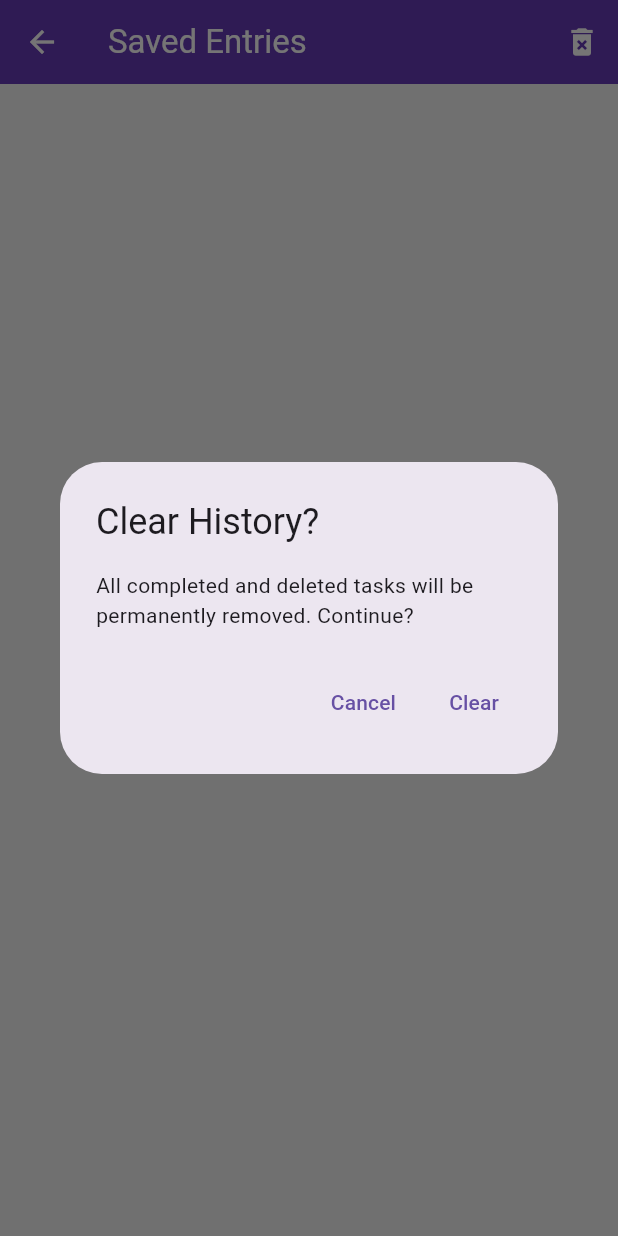
After one commit to Omirkhon/cross-platform-mobile-dev, a Flutter app: the HistoryPage screen opened by its route, after a tap on the "delete forever" icon, on a phone screen of 412 x 824 dp. The commit adds this screen. Run offline on Flutter 3.47's test engine with Material 3 defaults, Android fonts, the light colour scheme and no system bars; our stand-ins replace cloud_firestore, connectivity_plus, easy_localization, firebase_auth, firebase_core, hive and 1 more; accounts and stored records are empty.

Commit message:
added history page

```diff
--- a/assets/translation/en.json
+++ b/assets/translation/en.json
@@ -2,6 +2,7 @@
   "nav": {
     "home": "Home",
     "about": "About",
+    "history": "Saved Entries",
     "settings": "Settings",
     "profile": "Profile"
   },
@@ -95,5 +96,13 @@
   "syncing": "Syncing...",
   "sync_complete": "Sync complete",
   "sync_failed": "Sync failed",
-  "persistent_login": "Stay logged in"
+  "persistent_login": "Stay logged in",
+  "history": {
+    "title": "Saved Entries",
+    "empty": "No saved entries found"
+  },
+  "clear_history_title": "Clear History?",
+  "clear_history_message": "All completed and deleted tasks will be permanently removed. Continue?",
+  "clear_history_cancel": "Cancel",
+  "clear_history_confirm": "Clear"
 }
--- a/assets/translation/kk.json
+++ b/assets/translation/kk.json
@@ -2,6 +2,7 @@
   "nav": {
     "home": "Басты бет",
     "about": "Қосымша туралы",
+    "history": "Сақталғандар",
     "settings": "Баптаулар",
     "profile": "Профиль"
   },
@@ -95,5 +96,13 @@
   "syncing": "Синхрондау...",
   "sync_complete": "Синхрондау аяқталды",
   "sync_failed": "Синхрондау сәтсіз аяқталды",
-  "persistent_login": "Жүйеде қалу"
+  "persistent_login": "Жүйеде қалу",
+  "history": {
+    "title": "Сақталғандар",
+    "empty": "Сақталған жазбалар табылмады"
+  },
+  "clear_history_title": "Сақталған жазбаларды тазарту?",
+  "clear_history_message": "Барлық аяқталған және жойылған тапсырмалар біржола жойылады. Жалғастыруды қалайсыз ба?",
+  "clear_history_cancel": "Бас тарту",
+  "clear_history_confirm": "Тазарту"
 }
--- a/assets/translation/ru.json
+++ b/assets/translation/ru.json
@@ -2,6 +2,7 @@
   "nav": {
     "home": "Главная",
     "about": "О приложении",
+    "history": "Сохранённое",
     "settings": "Настройки",
     "profile": "Профиль"
   },
@@ -95,5 +96,13 @@
   "syncing": "Синхронизация...",
   "sync_complete": "Синхронизация завершена",
   "sync_failed": "Ошибка синхронизации",
-  "persistent_login": "Оставаться в системе"
+  "persistent_login": "Оставаться в системе",
+  "history": {
+    "title": "Сохранённое",
+    "empty": "Сохраненные записи не найдены"
+  },
+  "clear_history_title": "Очистить историю?",
+  "clear_history_message": "Все завершённые и удалённые задачи будут безвозвратно удалены. Продолжить?",
+  "clear_history_cancel": "Отмена",
+  "clear_history_confirm": "Очистить"
 }
--- a/lib/main.dart
+++ b/lib/main.dart
@@ -13,7 +13,8 @@ import 'screens/profile_page.dart';
 import 'screens/guest_home_page.dart';
 import 'screens/connectivity_service.dart';
 import 'screens/auth_service.dart';
-import 'screens/sync_banner.dart'; // Add this import
+import 'screens/sync_banner.dart';
+import 'screens/history_page.dart';
 
 final ValueNotifier<ThemeMode> themeNotifier = ValueNotifier(ThemeMode.system);
 
@@ -107,6 +108,7 @@ class MyApp extends StatelessWidget {
             '/home': (context) => const MyHomePage(),
             '/guest': (context) => const GuestHomePage(),
             '/about': (context) => const AboutPage2(),
+            '/history': (context) => const HistoryPage(),
             '/settings': (context) => const SettingsPage(),
             '/profile': (context) => ProfilePage(auth: Provider.of<AuthService>(context)),
           },
@@ -143,6 +145,10 @@ class _MyHomePageState extends State<MyHomePage> {
       ),
       if (!isGuest) ...[
         BottomNavigationBarItem(
+          icon: const Icon(Icons.history),
+          label: 'nav.history'.tr(),
+        ),
+        BottomNavigationBarItem(
           icon: const Icon(Icons.settings),
           label: 'nav.settings'.tr(),
         ),
@@ -152,7 +158,7 @@ class _MyHomePageState extends State<MyHomePage> {
     return Scaffold(
       body: Column(
         children: [
-          if (!isGuest) const SyncBanner(), // Add SyncBanner here
+          if (!isGuest) const SyncBanner(),
           if (isOffline)
             Container(
               width: double.infinity,
@@ -173,10 +179,8 @@ class _MyHomePageState extends State<MyHomePage> {
               children: [
                 const MainPage(),
                 const AboutPage2(),
-                if (!isGuest)
-                  const SettingsPage()
-                else
-                  Container(),
+                if (!isGuest) const HistoryPage() else Container(),
+                if (!isGuest) const SettingsPage() else Container(),
               ],
             ),
           ),
--- a/lib/screens/auth_service.dart
+++ b/lib/screens/auth_service.dart
@@ -243,27 +243,51 @@ class AuthService with ChangeNotifier {
     }
   }
 
+  // Future<void> deleteTask(String taskId) async {
+  //   if (isGuest) return;
+
+  //   // Remove from local storage first
+  //   final localTasks = List<Map<String, dynamic>>.from(
+  //       _localStorage.get('tasks', defaultValue: []));
+  //   localTasks.removeWhere((t) => t['id'] == taskId);
+  //   await _localStorage.put('tasks', localTasks);
+
+  //   // Try to sync with Firebase
+  //   try {
+  //     await _firestore
+  //         .collection('users')
+  //         .doc(currentUser!.uid)
+  //         .collection('tasks')
+  //         .doc(taskId)
+  //         .delete();
+  //   } catch (e) {
+  //     debugPrint('Failed to delete task: $e');
+  //   }
+  // }
+
   Future<void> deleteTask(String taskId) async {
     if (isGuest) return;
-
-    // Remove from local storage first
     final localTasks = List<Map<String, dynamic>>.from(
         _localStorage.get('tasks', defaultValue: []));
-    localTasks.removeWhere((t) => t['id'] == taskId);
-    await _localStorage.put('tasks', localTasks);
+    final index = localTasks.indexWhere((t) => t['id'] == taskId);
 
-    // Try to sync with Firebase
+    if (index != -1) {
+      localTasks[index]['deleted'] = true;
+      await _localStorage.put('tasks', localTasks);
+    }
+
     try {
       await _firestore
           .collection('users')
           .doc(currentUser!.uid)
           .collection('tasks')
           .doc(taskId)
-          .delete();
+          .update({'deleted': true});
     } catch (e) {
-      debugPrint('Failed to delete task: $e');
+      debugPrint('Failed to mark task as deleted: $e');
     }
   }
+
 
   Future<void> updateUserPreferences({
     String? theme,
--- /dev/null
+++ b/lib/screens/history_page.dart
@@ -0,0 +1,165 @@
+import 'package:flutter/material.dart';
+import 'package:provider/provider.dart';
+import 'package:easy_localization/easy_localization.dart';
+import 'package:cloud_firestore/cloud_firestore.dart';
+import 'package:hive_flutter/hive_flutter.dart';
+import 'auth_service.dart';
+import 'connectivity_service.dart';
+
+class HistoryPage extends StatelessWidget {
+  const HistoryPage({super.key});
+
+  DateTime parseDate(dynamic raw) {
+    if (raw is Timestamp) return raw.toDate();
+    if (raw is int) return DateTime.fromMillisecondsSinceEpoch(raw);
+    return DateTime.now();
+  }
+
+  @override
+  Widget build(BuildContext context) {
+    final auth = Provider.of<AuthService>(context);
+    final isOffline = context.watch<ConnectivityService>().isOffline;
+
+    return Scaffold(
+      appBar: AppBar(
+        title: Text('nav.history'.tr()),
+        actions: [
+          IconButton(
+            icon: const Icon(Icons.delete_forever),
+            tooltip: 'Clear Deleted Tasks',
+            onPressed: () => _confirmClearHistory(context),
+          ),
+        ],
+      ),
+      body: isOffline
+          ? _buildOfflineList()
+          : StreamBuilder<List<Map<String, dynamic>>>(
+              stream: auth.tasksStream,
+              builder: (context, snapshot) {
+                if (snapshot.connectionState == ConnectionState.waiting) {
+                  return const Center(child: CircularProgressIndicator());
+                }
+
+                final tasks = (snapshot.data ?? [])
+                  ..sort((a, b) => parseDate(b['createdAt']).compareTo(parseDate(a['createdAt'])));
+
+                return _buildTaskList(context, tasks);
+              },
+            ),
+    );
+  }
+
+  Widget _buildOfflineList() {
+    final box = Hive.box('localStorage');
+    final localTasks = List<Map<String, dynamic>>.from(box.get('tasks', defaultValue: []));
+
+    localTasks.sort((a, b) {
+      final aTime = a['createdAt'] ?? 0;
+      final bTime = b['createdAt'] ?? 0;
+      return bTime.compareTo(aTime);
+    });
+
+    return _buildTaskList(null, localTasks);
+  }
+
+  Widget _buildTaskList(BuildContext? context, List<Map<String, dynamic>> tasks) {
+    if (tasks.isEmpty) {
+      return Center(child: Text('history.empty'.tr()));
+    }
+
+    return ListView.builder(
+      padding: const EdgeInsets.all(16),
+      itemCount: tasks.length,
+      itemBuilder: (context, index) {
+        final task = tasks[index];
+        final isDone = task['isDone'] ?? false;
+        final isDeleted = task['deleted'] == true;
+        final time = task['time'] != null
+            ? DateTime.fromMillisecondsSinceEpoch(task['time'])
+            : null;
+        final createdAt = task['createdAt'] is int
+            ? DateTime.fromMillisecondsSinceEpoch(task['createdAt'])
+            : (task['createdAt'] is Timestamp
+                ? (task['createdAt'] as Timestamp).toDate()
+                : DateTime.now());
+
+        return Card(
+          margin: const EdgeInsets.only(bottom: 12),
+          shape: RoundedRectangleBorder(borderRadius: BorderRadius.circular(12)),
+          child: ListTile(
+            title: Text(
+              task['text'] ?? '',
+              style: isDeleted
+                  ? const TextStyle(decoration: TextDecoration.lineThrough, color: Colors.redAccent)
+                  : null,
+            ),
+            subtitle: Column(
+              crossAxisAlignment: CrossAxisAlignment.start,
+              children: [
+                if (task['category'] != null)
+                  Text('Category: ${task['category']}'),
+                if (time != null)
+                  Text('Time: ${time.hour.toString().padLeft(2, '0')}:${time.minute.toString().padLeft(2, '0')}'),
+                Text('Created at: ${DateFormat('yyyy-MM-dd HH:mm').format(createdAt)}'),
+                if (isDeleted)
+                  const Padding(
+                    padding: EdgeInsets.only(top: 4),
+                    child: Text(
+                      'Deleted',
+                      style: TextStyle(color: Colors.red, fontStyle: FontStyle.italic),
+                    ),
+                  ),
+              ],
+            ),
+            trailing: Icon(
+              isDone ? Icons.check_circle : Icons.radio_button_unchecked,
+              color: isDone ? Colors.green : Colors.grey,
+            ),
+          ),
+        );
+      },
+    );
+  }
+
+  void _confirmClearHistory(BuildContext context) async {
+    final confirmed = await showDialog<bool>(
+      context: context,
+      builder: (_) => AlertDialog(
+        title: Text('clear_history_title'.tr()),
+        content: Text('clear_history_message'.tr()),
+        actions: [
+          TextButton(
+            onPressed: () => Navigator.pop(context, false),
+            child: Text('clear_history_cancel'.tr()),
+          ),
+          TextButton(
+            onPressed: () => Navigator.pop(context, true),
+            child: Text('clear_history_confirm'.tr()),
+          ),
+        ],
+      ),
+    );
+
+    if (confirmed != true) return;
+
+    final auth = Provider.of<AuthService>(context, listen: false);
+    final tasks = await auth.tasksStream.first;
+
+    for (final task in tasks.where((t) =>
+        t['deleted'] == true || t['isDone'] == true)) {
+      await FirebaseFirestore.instance
+          .collection('users')
+          .doc(auth.currentUser!.uid)
+          .collection('tasks')
+          .doc(task['id'])
+          .delete();
+    }
+
+    final box = Hive.box('localStorage');
+    final localTasks = List<Map<String, dynamic>>.from(box.get('tasks', defaultValue: []));
+    final cleaned = localTasks.where((t) =>
+        t['deleted'] != true && t['isDone'] != true).toList();
+    await box.put('tasks', cleaned);
+  }
+
+}
--- a/lib/screens/main_page.dart
+++ b/lib/screens/main_page.dart
@@ -58,6 +58,8 @@ class _MainPageState extends State<MainPage> {
                           return const Center(child: CircularProgressIndicator());
                         }
                         final tasks = (snapshot.data ?? [])
+                          .where((t) => t['deleted'] != true)
+                          .toList()
                           ..sort((a, b) {
                             final aDone = a['isDone'] ?? false;
                             final bDone = b['isDone'] ?? false;
```
